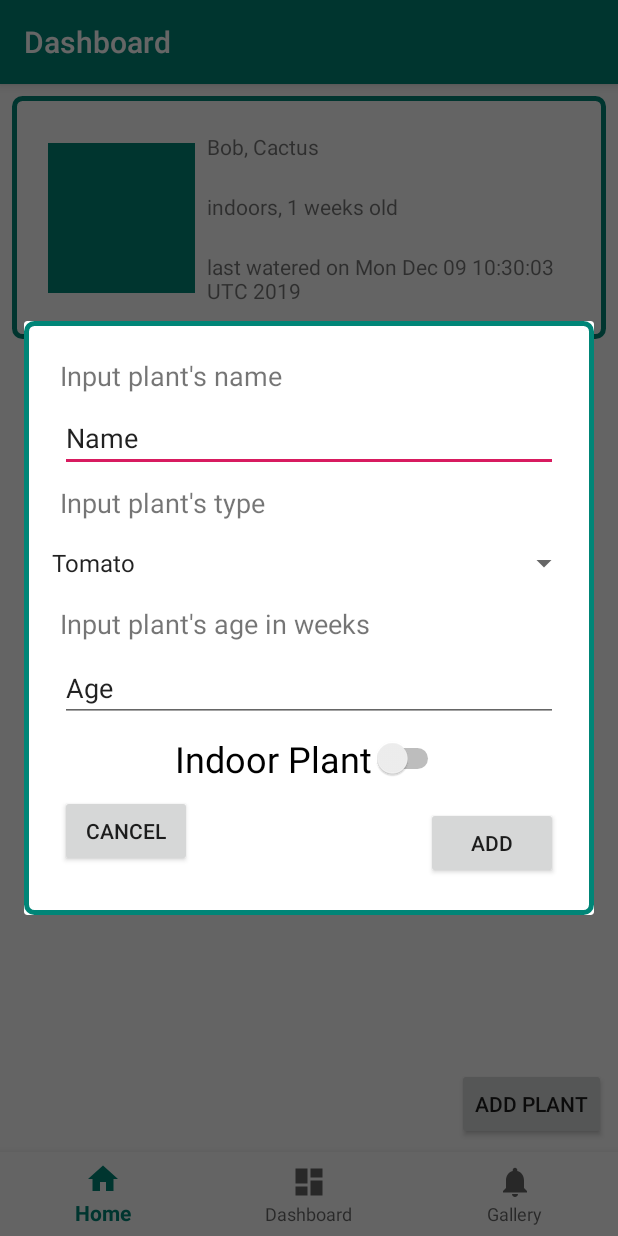
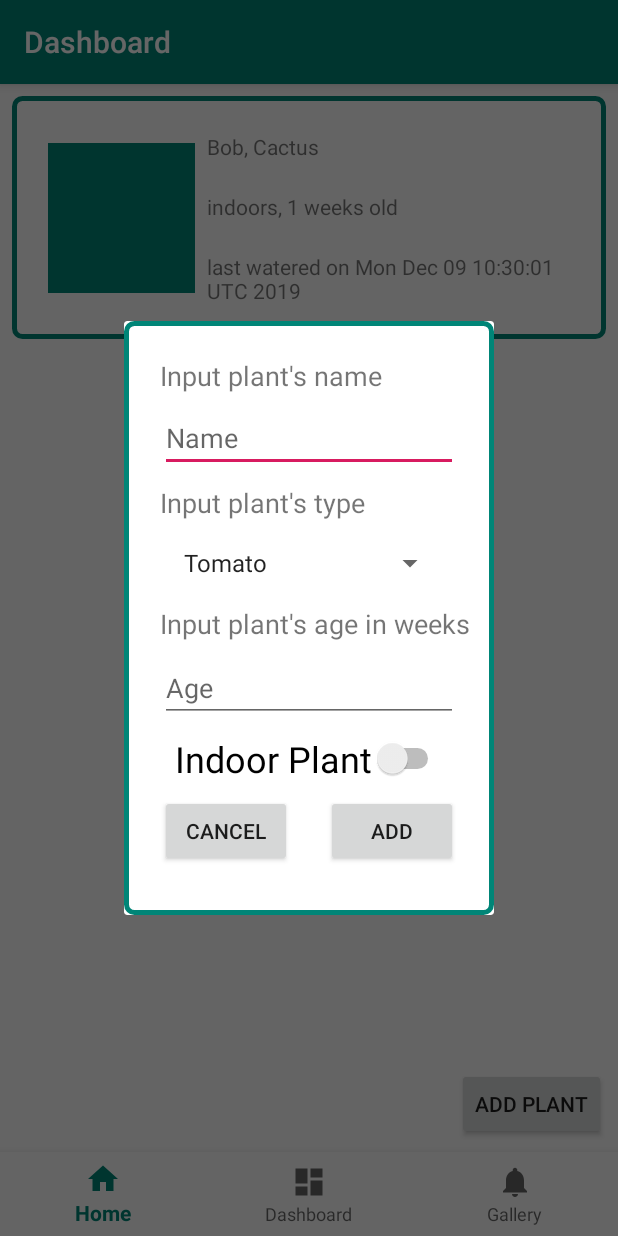
Before and after one commit to MobileAppEngg-Group1-Fall2019/Final-Project, an Android app: the DashboardFragment screen opened through its navigation route, after a tap on "ADD PLANT", on a phone screen of 412 x 824 dp. Run offline under Robolectric (Android 15) with nearby library versions, the phone set to English and light mode, and no system bars; our stand-ins replace navigation-ui; libraries missing offline, so code that uses them is left out: com.kwabenaberko.openweathermaplib; 4 statements that could not run were skipped.

Commit message:
Fix add dialog.
Signed-off-by: DanNguyen-CE <43036823+DanNguyen-CE@users.noreply.github.com>

```diff
--- a/app/src/main/java/com/group_01/finalproject/SplashActivity.kt
+++ b/app/src/main/java/com/group_01/finalproject/SplashActivity.kt
@@ -9,7 +9,7 @@ import androidx.appcompat.app.AppCompatActivity
 
 
 class SplashActivity : AppCompatActivity() {
-    private val SPLASH_TIME_OUT:Long = 3000
+    private val SPLASH_TIME_OUT:Long = 1000
 
     override fun onCreate(savedInstanceState: Bundle?) {
         super.onCreate(savedInstanceState)
--- a/app/src/main/java/com/group_01/finalproject/ui/dashboard/DashboardFragment.kt
+++ b/app/src/main/java/com/group_01/finalproject/ui/dashboard/DashboardFragment.kt
@@ -52,11 +52,11 @@ class DashboardFragment : Fragment() {
             dialog.setContentView(com.group_01.finalproject.R.layout.dialog)
             dialog.setTitle("Add New Plant")
 
-            val dropdown = dialog.findViewById(com.group_01.finalproject.R.id.spinnerPlantTypes) as Spinner
-            val nameEdit = view.findViewById(com.group_01.finalproject.R.id.name_value) as EditText
-            val ageEdit = view.findViewById(com.group_01.finalproject.R.id.age_value) as EditText
+            val dropdown = dialog.findViewById(com.group_01.finalproject.R.id.spinnerPlantTypes) as? Spinner
+            val nameEdit = dialog.findViewById(com.group_01.finalproject.R.id.name_value) as? EditText
+            val ageEdit = dialog.findViewById(com.group_01.finalproject.R.id.age_value) as? EditText
 
-            val indoorsSwitch = view.findViewById(com.group_01.finalproject.R.id.indoorSwitch) as Switch
+            val indoorsSwitch = dialog.findViewById(com.group_01.finalproject.R.id.indoorSwitch) as? Switch
 
             // Create an ArrayAdapter using the string array and a default spinner layout
             ArrayAdapter.createFromResource(
@@ -67,10 +67,10 @@ class DashboardFragment : Fragment() {
                 // Specify the layout to use when the list of choices appears
                 adapter.setDropDownViewResource(android.R.layout.simple_spinner_dropdown_item)
                 // Apply the adapter to the spinner
-                dropdown.adapter = adapter
+                dropdown?.adapter = adapter
             }
 
-            dropdown.onItemSelectedListener = object : AdapterView.OnItemSelectedListener {
+            dropdown?.onItemSelectedListener = object : AdapterView.OnItemSelectedListener {
                 override fun onNothingSelected(parent: AdapterView<*>?) {}
                 override fun onItemSelected(
                     parent: AdapterView<*>?,
@@ -91,15 +91,16 @@ class DashboardFragment : Fragment() {
             val dialogAddButton = dialog.findViewById(com.group_01.finalproject.R.id.dialogAdd) as Button
             // if button is clicked, close the custom dialog
             dialogAddButton.setOnClickListener{
-                val name = nameEdit.text.toString()
-                val ageText = ageEdit.text
+                val name = nameEdit?.text.toString()
+                val ageText = ageEdit?.text.toString()
                 val type = selectedType
                 if (name.isNotEmpty() && ageText.isNotEmpty() && type.isNotEmpty()) {
-                    val age = Integer.parseInt(ageText.toString())
-                    val currentTime: Date = Calendar.getInstance().getTime()
-                    var plantModel = PlantModel(-1, name, type, "healthy", indoorsSwitch.isChecked, age, currentTime)
+                    val age = Integer.parseInt(ageText)
+                    val currentTime: Date = Calendar.getInstance().time
+                    var plantModel = PlantModel(-1, name, type, "healthy", indoorsSwitch!!.isChecked, age, currentTime)
                     dbHelper.insertPlant(plantModel)
                 }
+                viewAdapter.notifyDataSetChanged()
                 dialog.dismiss()
             }
 
--- a/app/src/main/res/layout/dialog.xml
+++ b/app/src/main/res/layout/dialog.xml
@@ -69,8 +69,8 @@
             android:layout_marginTop="8dp"
             android:layout_marginEnd="8dp"
             android:ems="10"
+            android:hint="Name"
             android:inputType="textPersonName"
-            android:text="Name"
             app:layout_constraintEnd_toEndOf="parent"
             app:layout_constraintStart_toStartOf="parent"
             app:layout_constraintTop_toBottomOf="@+id/plantNameTextView" />
@@ -83,19 +83,19 @@
             android:layout_marginTop="8dp"
             android:layout_marginEnd="8dp"
             android:ems="10"
+            android:hint="Age"
             android:inputType="number"
-            android:text="Age"
             app:layout_constraintEnd_toEndOf="parent"
             app:layout_constraintStart_toStartOf="parent"
             app:layout_constraintTop_toBottomOf="@+id/plantAgeTextView" />
 
         <Spinner
             android:id="@+id/spinnerPlantTypes"
-            android:layout_width="360dp"
+            android:layout_width="0dp"
             android:layout_height="40dp"
-            android:layout_marginStart="8dp"
+            android:layout_marginStart="16dp"
             android:layout_marginTop="8dp"
-            android:layout_marginEnd="8dp"
+            android:layout_marginEnd="16dp"
             app:layout_constraintEnd_toEndOf="parent"
             app:layout_constraintStart_toStartOf="parent"
             app:layout_constraintTop_toBottomOf="@+id/plantTypeTextView" />
@@ -114,7 +114,7 @@
             android:id="@+id/dialogAdd"
             android:layout_width="wrap_content"
             android:layout_height="wrap_content"
-            android:layout_marginTop="16dp"
+            android:layout_marginTop="8dp"
             android:layout_marginEnd="8dp"
             android:text="Add"
             app:layout_constraintEnd_toEndOf="parent"
```
